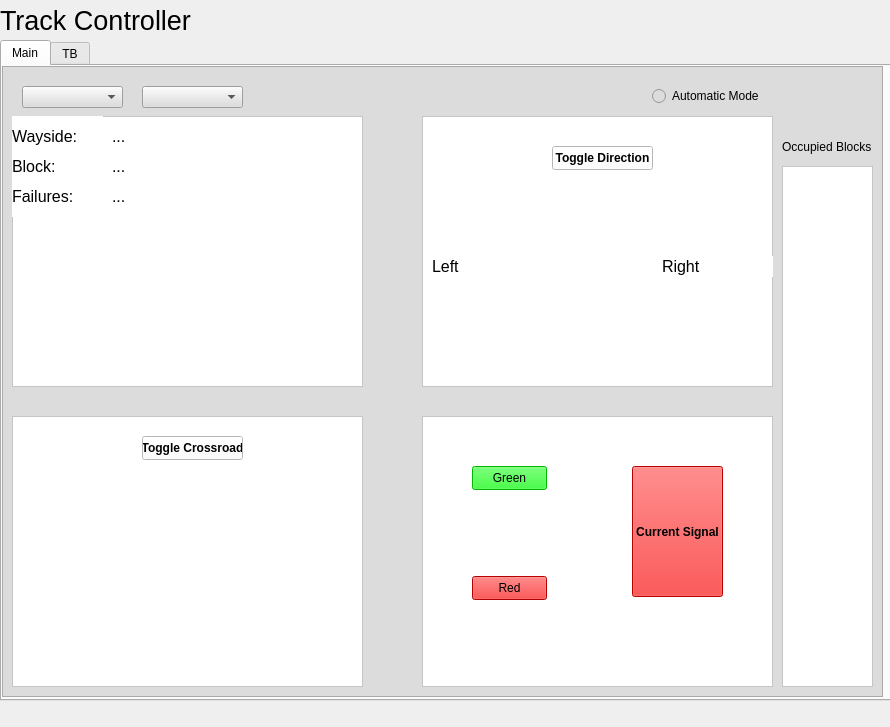
First picture: the form in TrackControllerSw/TrackControllerW.ui, repository cerfort2/1140, before the edit.
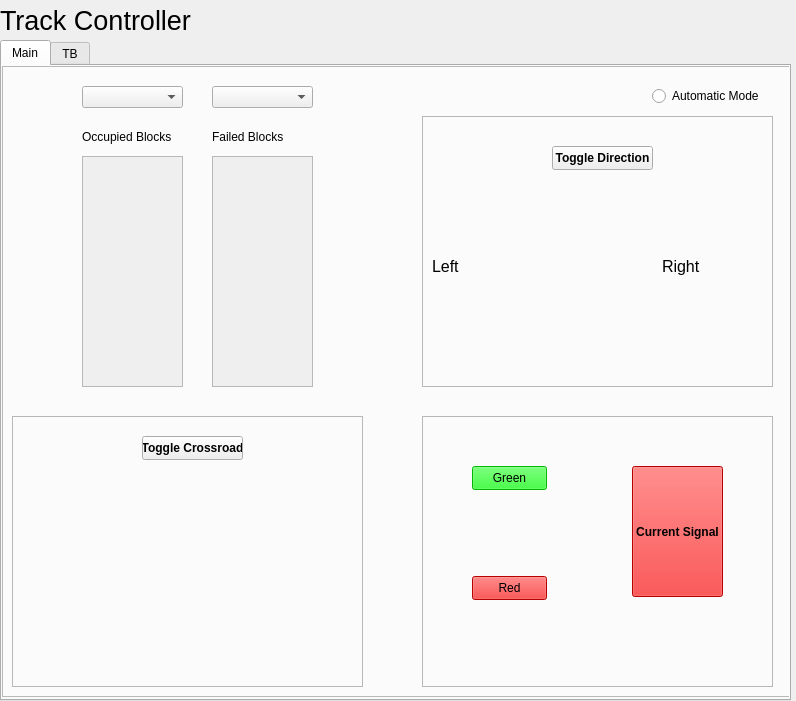
Second picture: the form after the edit. Icons and pictures are not drawn.

What changed in the file:
```diff
--- a/TrackControllerSw/TrackControllerW.ui
+++ b/TrackControllerSw/TrackControllerW.ui
@@ -6,8 +6,8 @@
    <rect>
     <x>0</x>
     <y>0</y>
-    <width>890</width>
-    <height>727</height>
+    <width>796</width>
+    <height>701</height>
    </rect>
   </property>
   <property name="windowTitle">
@@ -18,7 +18,7 @@
     <rect>
      <x>0</x>
      <y>40</y>
-     <width>891</width>
+     <width>791</width>
      <height>661</height>
     </rect>
    </property>
@@ -34,12 +34,12 @@
       <rect>
        <x>0</x>
        <y>0</y>
-       <width>881</width>
+       <width>791</width>
        <height>631</height>
       </rect>
      </property>
      <property name="styleSheet">
-      <string notr="true">background-color: rgb(220, 220, 220);</string>
+      <string notr="true"/>
      </property>
      <property name="frameShape">
       <enum>QFrame::StyledPanel</enum>
@@ -57,7 +57,7 @@
        </rect>
       </property>
       <property name="styleSheet">
-       <string notr="true">background-color: rgb(255, 255, 255);</string>
+       <string notr="true"/>
       </property>
       <property name="frameShape">
        <enum>QFrame::StyledPanel</enum>
@@ -132,7 +132,7 @@
        </rect>
       </property>
       <property name="styleSheet">
-       <string notr="true">background-color: rgb(255, 255, 255);</string>
+       <string notr="true"/>
       </property>
       <property name="frameShape">
        <enum>QFrame::StyledPanel</enum>
@@ -145,12 +145,12 @@
         <rect>
          <x>120</x>
          <y>90</y>
-         <width>131</width>
+         <width>121</width>
          <height>131</height>
         </rect>
        </property>
        <property name="text">
-        <string>&lt;html&gt;&lt;head/&gt;&lt;body&gt;&lt;p&gt;&lt;img src=&quot;:/left/left.jpg&quot;/&gt;&lt;/p&gt;&lt;/body&gt;&lt;/html&gt;</string>
+        <string>&lt;html&gt;&lt;head/&gt;&lt;body&gt;&lt;p&gt;&lt;img src=&quot;:/right/light.jpg&quot;/&gt;&lt;/p&gt;&lt;/body&gt;&lt;/html&gt;</string>
        </property>
       </widget>
       <widget class="QPushButton" name="toggleDirection">
@@ -239,182 +239,10 @@
        <string>Automatic Mode</string>
       </property>
      </widget>
-     <widget class="QFrame" name="dataFrame">
-      <property name="geometry">
-       <rect>
-        <x>10</x>
-        <y>50</y>
-        <width>351</width>
-        <height>271</height>
-       </rect>
-      </property>
-      <property name="styleSheet">
-       <string notr="true">background-color: rgb(255, 255, 255);</string>
-      </property>
-      <property name="frameShape">
-       <enum>QFrame::StyledPanel</enum>
-      </property>
-      <property name="frameShadow">
-       <enum>QFrame::Raised</enum>
-      </property>
-      <widget class="QLabel" name="waysideData">
-       <property name="geometry">
-        <rect>
-         <x>100</x>
-         <y>10</y>
-         <width>131</width>
-         <height>21</height>
-        </rect>
-       </property>
-       <property name="font">
-        <font>
-         <pointsize>12</pointsize>
-        </font>
-       </property>
-       <property name="styleSheet">
-        <string notr="true">border-color: rgb(0, 0, 0);</string>
-       </property>
-       <property name="lineWidth">
-        <number>1</number>
-       </property>
-       <property name="midLineWidth">
-        <number>0</number>
-       </property>
-       <property name="text">
-        <string>...</string>
-       </property>
-      </widget>
-      <widget class="QLabel" name="waysideLabel">
-       <property name="geometry">
-        <rect>
-         <x>0</x>
-         <y>0</y>
-         <width>91</width>
-         <height>41</height>
-        </rect>
-       </property>
-       <property name="font">
-        <font>
-         <pointsize>12</pointsize>
-        </font>
-       </property>
-       <property name="lineWidth">
-        <number>1</number>
-       </property>
-       <property name="midLineWidth">
-        <number>0</number>
-       </property>
-       <property name="text">
-        <string>Wayside:</string>
-       </property>
-      </widget>
-      <widget class="QLabel" name="blockData">
-       <property name="geometry">
-        <rect>
-         <x>100</x>
-         <y>40</y>
-         <width>131</width>
-         <height>21</height>
-        </rect>
-       </property>
-       <property name="font">
-        <font>
-         <pointsize>12</pointsize>
-        </font>
-       </property>
-       <property name="styleSheet">
-        <string notr="true">border-color: rgb(0, 0, 0);</string>
-       </property>
-       <property name="lineWidth">
-        <number>1</number>
-       </property>
-       <property name="midLineWidth">
-        <number>0</number>
-       </property>
-       <property name="text">
-        <string>...</string>
-       </property>
-      </widget>
-      <widget class="QLabel" name="blockLabel">
-       <property name="geometry">
-        <rect>
-         <x>0</x>
-         <y>30</y>
-         <width>91</width>
-         <height>41</height>
-        </rect>
-       </property>
-       <property name="font">
-        <font>
-         <pointsize>12</pointsize>
-        </font>
-       </property>
-       <property name="lineWidth">
-        <number>1</number>
-       </property>
-       <property name="midLineWidth">
-        <number>0</number>
-       </property>
-       <property name="text">
-        <string>Block:</string>
-       </property>
-      </widget>
-      <widget class="QLabel" name="failureLabel">
-       <property name="geometry">
-        <rect>
-         <x>0</x>
-         <y>60</y>
-         <width>91</width>
-         <height>41</height>
-        </rect>
-       </property>
-       <property name="font">
-        <font>
-         <pointsize>12</pointsize>
-        </font>
-       </property>
-       <property name="lineWidth">
-        <number>1</number>
-       </property>
-       <property name="midLineWidth">
-        <number>0</number>
-       </property>
-       <property name="text">
-        <string>Failures:</string>
-       </property>
-      </widget>
-      <widget class="QLabel" name="failureData">
-       <property name="geometry">
-        <rect>
-         <x>100</x>
-         <y>70</y>
-         <width>131</width>
-         <height>21</height>
-        </rect>
-       </property>
-       <property name="font">
-        <font>
-         <pointsize>12</pointsize>
-        </font>
-       </property>
-       <property name="styleSheet">
-        <string notr="true">border-color: rgb(0, 0, 0);</string>
-       </property>
-       <property name="lineWidth">
-        <number>1</number>
-       </property>
-       <property name="midLineWidth">
-        <number>0</number>
-       </property>
-       <property name="text">
-        <string>...</string>
-       </property>
-      </widget>
-     </widget>
      <widget class="QComboBox" name="wayside">
       <property name="geometry">
        <rect>
-        <x>20</x>
+        <x>80</x>
         <y>20</y>
         <width>101</width>
         <height>22</height>
@@ -431,7 +259,7 @@
        </rect>
       </property>
       <property name="styleSheet">
-       <string notr="true">background-color: rgb(255, 255, 255);</string>
+       <string notr="true"/>
       </property>
       <property name="frameShape">
        <enum>QFrame::StyledPanel</enum>
@@ -466,6 +294,9 @@
          <bold>true</bold>
         </font>
        </property>
+       <property name="styleSheet">
+        <string notr="true"/>
+       </property>
        <property name="text">
         <string>Toggle Crossroad</string>
        </property>
@@ -474,7 +305,7 @@
      <widget class="QComboBox" name="block">
       <property name="geometry">
        <rect>
-        <x>140</x>
+        <x>210</x>
         <y>20</y>
         <width>101</width>
         <height>22</height>
@@ -487,22 +318,22 @@
       </property>
       <property name="geometry">
        <rect>
-        <x>780</x>
-        <y>100</y>
-        <width>91</width>
-        <height>521</height>
+        <x>80</x>
+        <y>90</y>
+        <width>101</width>
+        <height>231</height>
        </rect>
       </property>
       <property name="styleSheet">
-       <string notr="true">background-color: rgb(255, 255, 255);</string>
+       <string notr="true"/>
       </property>
      </widget>
      <widget class="QLabel" name="occupationLabel">
       <property name="geometry">
        <rect>
-        <x>780</x>
-        <y>70</y>
-        <width>91</width>
+        <x>80</x>
+        <y>60</y>
+        <width>101</width>
         <height>21</height>
        </rect>
       </property>
@@ -521,6 +352,46 @@
        <string>Occupied Blocks</string>
       </property>
      </widget>
+     <widget class="QLabel" name="failuresLabel">
+      <property name="geometry">
+       <rect>
+        <x>210</x>
+        <y>60</y>
+        <width>101</width>
+        <height>21</height>
+       </rect>
+      </property>
+      <property name="font">
+       <font>
+        <pointsize>9</pointsize>
+       </font>
+      </property>
+      <property name="lineWidth">
+       <number>1</number>
+      </property>
+      <property name="midLineWidth">
+       <number>0</number>
+      </property>
+      <property name="text">
+       <string>Failed Blocks</string>
+      </property>
+     </widget>
+     <widget class="QListWidget" name="failuresData">
+      <property name="enabled">
+       <bool>false</bool>
+      </property>
+      <property name="geometry">
+       <rect>
+        <x>210</x>
+        <y>90</y>
+        <width>101</width>
+        <height>231</height>
+       </rect>
+      </property>
+      <property name="styleSheet">
+       <string notr="true"/>
+      </property>
+     </widget>
     </widget>
    </widget>
    <widget class="QWidget" name="TB">
```
Left out of the diff: 4 changed lines with no effect on the pictures.
